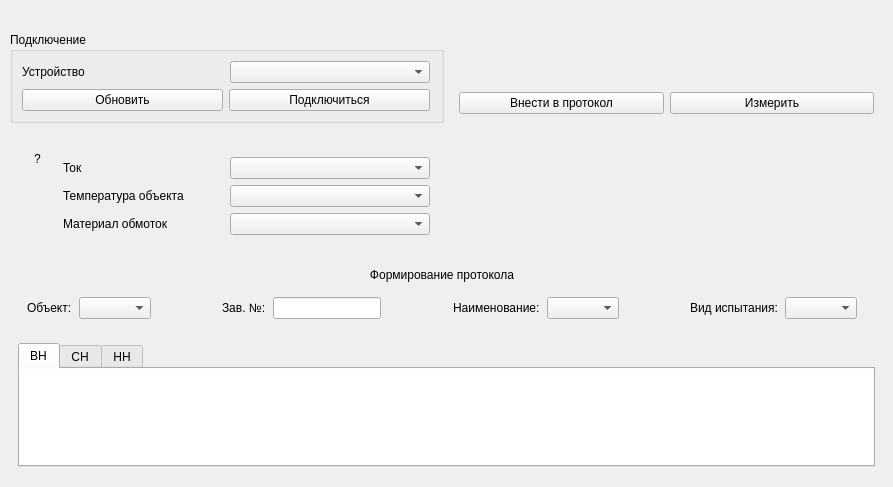
Qt form devices/device_iks30a.ui (aarsmirnov/etl_probator) before a commit.
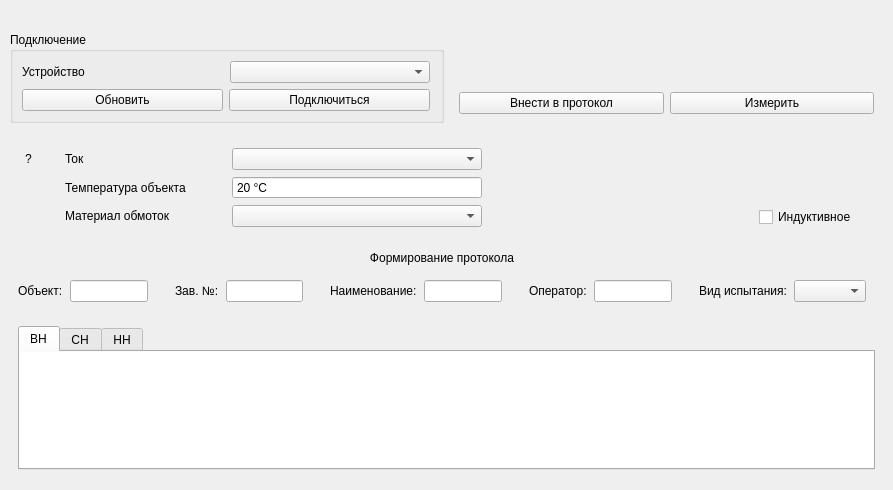
The same form after that commit.

Diff of the .ui file:
```diff
--- a/devices/device_iks30a.ui
+++ b/devices/device_iks30a.ui
@@ -7,7 +7,7 @@
     <x>0</x>
     <y>0</y>
     <width>893</width>
-    <height>487</height>
+    <height>490</height>
    </rect>
   </property>
   <property name="windowTitle">
@@ -222,10 +222,22 @@
           </item>
           <item>
            <widget class="QWidget" name="wProtocolSettings" native="true">
+            <property name="sizePolicy">
+             <sizepolicy hsizetype="Expanding" vsizetype="Preferred">
+              <horstretch>0</horstretch>
+              <verstretch>0</verstretch>
+             </sizepolicy>
+            </property>
             <layout class="QHBoxLayout" name="horizontalLayout_7">
              <property name="spacing">
               <number>7</number>
              </property>
+             <property name="leftMargin">
+              <number>0</number>
+             </property>
+             <property name="rightMargin">
+              <number>0</number>
+             </property>
              <item>
               <widget class="QLabel" name="lblObject">
                <property name="sizePolicy">
@@ -240,23 +252,19 @@
               </widget>
              </item>
              <item>
-              <widget class="QComboBox" name="cbObject">
-               <property name="sizePolicy">
-                <sizepolicy hsizetype="Expanding" vsizetype="Fixed">
-                 <horstretch>0</horstretch>
-                 <verstretch>0</verstretch>
-                </sizepolicy>
-               </property>
-              </widget>
+              <widget class="QLineEdit" name="leObject"/>
              </item>
              <item>
               <spacer name="horizontalSpacer_5">
                <property name="orientation">
                 <enum>Qt::Horizontal</enum>
                </property>
+               <property name="sizeType">
+                <enum>QSizePolicy::Fixed</enum>
+               </property>
                <property name="sizeHint" stdset="0">
                 <size>
-                 <width>40</width>
+                 <width>20</width>
                  <height>20</height>
                 </size>
                </property>
@@ -290,9 +298,12 @@
                <property name="orientation">
                 <enum>Qt::Horizontal</enum>
                </property>
+               <property name="sizeType">
+                <enum>QSizePolicy::Fixed</enum>
+               </property>
                <property name="sizeHint" stdset="0">
                 <size>
-                 <width>40</width>
+                 <width>20</width>
                  <height>20</height>
                 </size>
                </property>
@@ -312,23 +323,45 @@
               </widget>
              </item>
              <item>
-              <widget class="QComboBox" name="cbName">
-               <property name="sizePolicy">
-                <sizepolicy hsizetype="Expanding" vsizetype="Fixed">
-                 <horstretch>0</horstretch>
-                 <verstretch>0</verstretch>
-                </sizepolicy>
-               </property>
-              </widget>
+              <widget class="QLineEdit" name="leName"/>
              </item>
              <item>
               <spacer name="horizontalSpacer_7">
                <property name="orientation">
                 <enum>Qt::Horizontal</enum>
                </property>
+               <property name="sizeType">
+                <enum>QSizePolicy::Fixed</enum>
+               </property>
                <property name="sizeHint" stdset="0">
                 <size>
-                 <width>40</width>
+                 <width>20</width>
+                 <height>20</height>
+                </size>
+               </property>
+              </spacer>
+             </item>
+             <item>
+              <widget class="QLabel" name="lblOperator">
+               <property name="text">
+                <string>Оператор:</string>
+               </property>
+              </widget>
+             </item>
+             <item>
+              <widget class="QLineEdit" name="leOperator"/>
+             </item>
+             <item>
+              <spacer name="horizontalSpacer_9">
+               <property name="orientation">
+                <enum>Qt::Horizontal</enum>
+               </property>
+               <property name="sizeType">
+                <enum>QSizePolicy::Fixed</enum>
+               </property>
+               <property name="sizeHint" stdset="0">
+                <size>
+                 <width>20</width>
                  <height>20</height>
                 </size>
                </property>
@@ -372,104 +405,111 @@
           </sizepolicy>
          </property>
          <layout class="QHBoxLayout" name="horizontalLayout_6">
-          <item>
-           <layout class="QVBoxLayout" name="verticalLayout_2">
-            <item>
-             <widget class="QToolButton" name="tbHelp">
-              <property name="text">
-               <string>?</string>
-              </property>
-              <property name="autoRaise">
-               <bool>true</bool>
-              </property>
-             </widget>
-            </item>
-            <item>
-             <spacer name="verticalSpacer_3">
-              <property name="orientation">
-               <enum>Qt::Vertical</enum>
-              </property>
-              <property name="sizeHint" stdset="0">
-               <size>
-                <width>20</width>
-                <height>40</height>
-               </size>
-              </property>
-             </spacer>
-            </item>
-           </layout>
-          </item>
+          <property name="leftMargin">
+           <number>0</number>
+          </property>
           <item>
            <widget class="QWidget" name="wMeasureParams" native="true">
             <layout class="QGridLayout" name="gridLayout">
-             <item row="0" column="0">
+             <property name="leftMargin">
+              <number>0</number>
+             </property>
+             <property name="topMargin">
+              <number>0</number>
+             </property>
+             <property name="bottomMargin">
+              <number>0</number>
+             </property>
+             <item row="2" column="2">
+              <widget class="QLabel" name="lblMaterial">
+               <property name="text">
+                <string>Материал обмоток</string>
+               </property>
+              </widget>
+             </item>
+             <item row="0" column="5">
+              <widget class="QComboBox" name="cbAmperage">
+               <property name="minimumSize">
+                <size>
+                 <width>250</width>
+                 <height>0</height>
+                </size>
+               </property>
+              </widget>
+             </item>
+             <item row="0" column="3">
+              <spacer name="horizontalSpacer_2">
+               <property name="orientation">
+                <enum>Qt::Horizontal</enum>
+               </property>
+               <property name="sizeType">
+                <enum>QSizePolicy::Fixed</enum>
+               </property>
+               <property name="sizeHint" stdset="0">
+                <size>
+                 <width>40</width>
+                 <height>20</height>
+                </size>
+               </property>
+              </spacer>
+             </item>
+             <item row="0" column="1">
+              <spacer name="horizontalSpacer_8">
+               <property name="orientation">
+                <enum>Qt::Horizontal</enum>
+               </property>
+               <property name="sizeType">
+                <enum>QSizePolicy::Fixed</enum>
+               </property>
+               <property name="sizeHint" stdset="0">
+                <size>
+                 <width>20</width>
+                 <height>20</height>
+                </size>
+               </property>
+              </spacer>
+             </item>
+             <item row="2" column="3">
+              <spacer name="horizontalSpacer_4">
+               <property name="orientation">
+                <enum>Qt::Horizontal</enum>
+               </property>
+               <property name="sizeType">
+                <enum>QSizePolicy::Fixed</enum>
+               </property>
+               <property name="sizeHint" stdset="0">
+                <size>
+                 <width>40</width>
+                 <height>20</height>
+                </size>
+               </property>
+              </spacer>
+             </item>
+             <item row="0" column="2">
               <widget class="QLabel" name="lblAmperage">
                <property name="text">
                 <string>Ток</string>
                </property>
               </widget>
              </item>
-             <item row="0" column="2">
-              <widget class="QComboBox" name="cbAmperage">
-               <property name="minimumSize">
-                <size>
-                 <width>200</width>
-                 <height>0</height>
-                </size>
-               </property>
-              </widget>
-             </item>
              <item row="1" column="2">
-              <widget class="QComboBox" name="cbTemp">
-               <property name="minimumSize">
-                <size>
-                 <width>200</width>
-                 <height>0</height>
-                </size>
-               </property>
-              </widget>
-             </item>
-             <item row="1" column="0">
               <widget class="QLabel" name="lblTemp">
                <property name="text">
                 <string>Температура объекта</string>
                </property>
               </widget>
              </item>
-             <item row="2" column="2">
+             <item row="2" column="5">
               <widget class="QComboBox" name="cbMaterial">
                <property name="minimumSize">
                 <size>
-                 <width>200</width>
+                 <width>250</width>
                  <height>0</height>
                 </size>
                </property>
               </widget>
              </item>
-             <item row="2" column="0">
-              <widget class="QLabel" name="lblMaterial">
-               <property name="text">
-                <string>Материал обмоток</string>
-               </property>
-              </widget>
-             </item>
-             <item row="0" column="1">
-              <spacer name="horizontalSpacer_2">
-               <property name="orientation">
-                <enum>Qt::Horizontal</enum>
-               </property>
-               <property name="sizeType">
-                <enum>QSizePolicy::Fixed</enum>
-               </property>
-               <property name="sizeHint" stdset="0">
-                <size>
-                 <width>40</width>
-                 <height>20</height>
-                </size>
-               </property>
-              </spacer>
-             </item>
-             <item row="1" column="1">
+             <item row="1" column="3">
               <spacer name="horizontalSpacer_3">
                <property name="orientation">
                 <enum>Qt::Horizontal</enum>
@@ -485,21 +525,55 @@
                </property>
               </spacer>
              </item>
-             <item row="2" column="1">
-              <spacer name="horizontalSpacer_4">
-               <property name="orientation">
-                <enum>Qt::Horizontal</enum>
+             <item row="0" column="0">
+              <widget class="QToolButton" name="tbHelp">
+               <property name="sizePolicy">
+                <sizepolicy hsizetype="Fixed" vsizetype="Fixed">
+                 <horstretch>0</horstretch>
+                 <verstretch>0</verstretch>
+                </sizepolicy>
                </property>
-               <property name="sizeType">
-                <enum>QSizePolicy::Fixed</enum>
+               <property name="maximumSize">
+                <size>
+                 <width>32</width>
+                 <height>16777215</height>
+                </size>
                </property>
-               <property name="sizeHint" stdset="0">
+               <property name="text">
+                <string>?</string>
+               </property>
+               <property name="autoRaise">
+                <bool>true</bool>
+               </property>
+              </widget>
+             </item>
+             <item row="1" column="5">
+              <widget class="QSpinBox" name="sbTemp">
+               <property name="minimumSize">
                 <size>
-                 <width>40</width>
-                 <height>20</height>
+                 <width>250</width>
+                 <height>0</height>
                 </size>
                </property>
-              </spacer>
+               <property name="alignment">
+                <set>Qt::AlignLeading|Qt::AlignLeft|Qt::AlignVCenter</set>
+               </property>
+               <property name="buttonSymbols">
+                <enum>QAbstractSpinBox::NoButtons</enum>
+               </property>
+               <property name="suffix">
+                <string> °C</string>
+               </property>
+               <property name="minimum">
+                <number>-60</number>
+               </property>
+               <property name="maximum">
+                <number>120</number>
+               </property>
+               <property name="value">
+                <number>20</number>
+               </property>
+              </widget>
              </item>
             </layout>
            </widget>
@@ -515,6 +589,41 @@
             <property name="text">
              <string/>
             </property>
+            <property name="alignment">
+             <set>Qt::AlignCenter</set>
+            </property>
+           </widget>
+          </item>
+          <item>
+           <widget class="QWidget" name="wMeasureType" native="true">
+            <layout class="QGridLayout" name="gridLayout_9">
+             <property name="topMargin">
+              <number>0</number>
+             </property>
+             <property name="bottomMargin">
+              <number>0</number>
+             </property>
+             <item row="1" column="0">
+              <widget class="QCheckBox" name="chbMeasureType">
+               <property name="text">
+                <string>Индуктивное</string>
+               </property>
+              </widget>
+             </item>
+             <item row="0" column="0">
+              <spacer name="verticalSpacer_3">
+               <property name="orientation">
+                <enum>Qt::Vertical</enum>
+               </property>
+               <property name="sizeHint" stdset="0">
+                <size>
+                 <width>20</width>
+                 <height>40</height>
+                </size>
+               </property>
+              </spacer>
+             </item>
+            </layout>
            </widget>
           </item>
          </layout>
```
Left out of the diff: 10 changed lines with no effect on the pictures.
